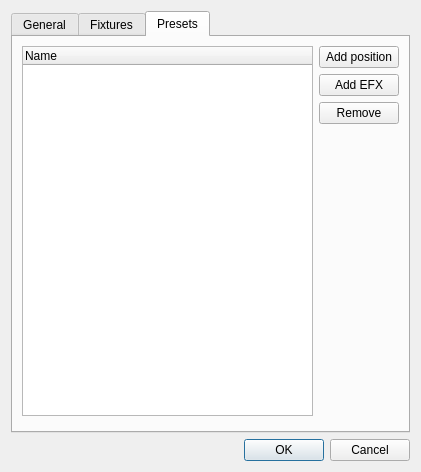
First picture: the form in ui/src/virtualconsole/vcxypadproperties.ui, repository mcallegari/qlcplus, before the edit.
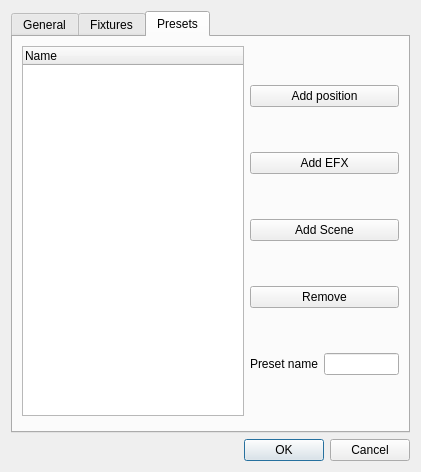
Second picture: the form after the edit. The open tabs and pages were chosen to show the change. Icons and pictures are not drawn.

Commit message: VC/XYPad: added Scene presets to control relative positions

```diff
--- a/ui/src/virtualconsole/vcxypadproperties.ui
+++ b/ui/src/virtualconsole/vcxypadproperties.ui
@@ -285,6 +285,17 @@
              </property>
             </widget>
            </item>
+           <item>
+            <widget class="QPushButton" name="m_addSceneButton">
+             <property name="text">
+              <string>Add Scene</string>
+             </property>
+             <property name="icon">
+              <iconset resource="../qlcui.qrc">
+               <normaloff>:/scene.png</normaloff>:/scene.png</iconset>
+             </property>
+            </widget>
+           </item>
            <item>
             <widget class="QPushButton" name="m_removePresetButton">
              <property name="text">
@@ -297,17 +308,18 @@
             </widget>
            </item>
            <item>
-            <spacer name="verticalSpacer_3">
-             <property name="orientation">
-              <enum>Qt::Vertical</enum>
-             </property>
-             <property name="sizeHint" stdset="0">
-              <size>
-               <width>20</width>
-               <height>40</height>
-              </size>
-             </property>
-            </spacer>
+            <layout class="QHBoxLayout" name="horizontalLayout_2">
+             <item>
+              <widget class="QLabel" name="label">
+               <property name="text">
+                <string>Preset name</string>
+               </property>
+              </widget>
+             </item>
+             <item>
+              <widget class="QLineEdit" name="m_presetNameEdit"/>
+             </item>
+            </layout>
            </item>
           </layout>
          </item>
```
Left out of the diff: 4 changed lines with no effect on the pictures. The commit also changes 7 other files.
